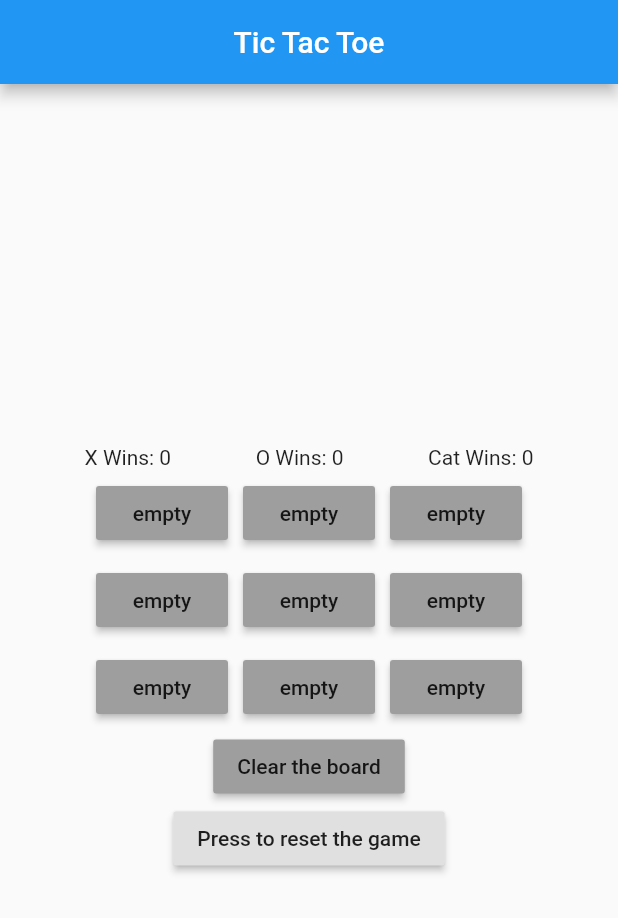
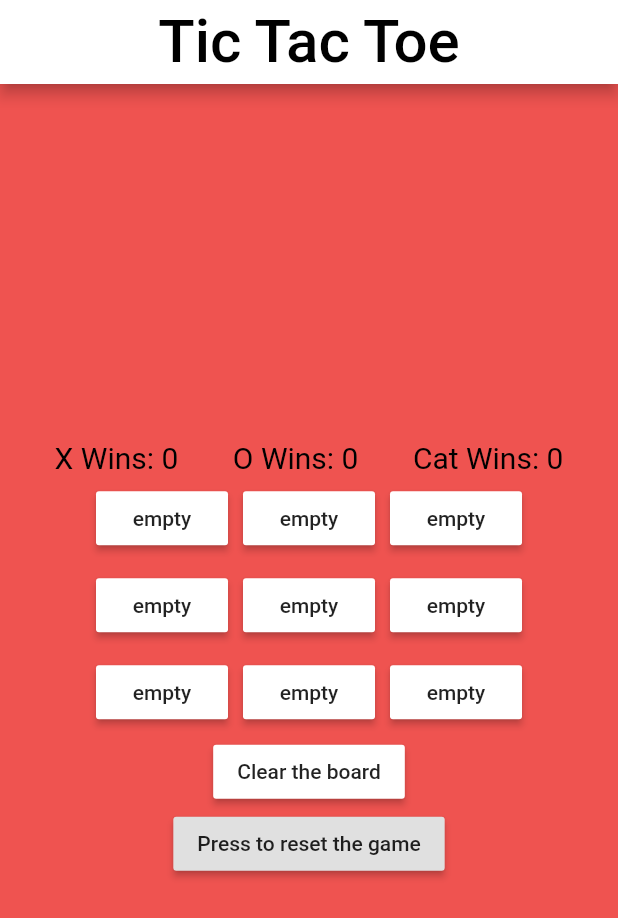
Before and after one commit to JoshDeel/Tic-Tac-Toe, a Flutter app: the screen it shows after launch, on a phone screen of 412 x 824 dp. Shown: the top 918 px of the screen. Run offline on Flutter 3.47's test engine with Material 2 defaults, Android fonts, the phone set to English and light mode, and no system bars.

Commit message:
12-17-20

```diff
--- a/lib/main.dart
+++ b/lib/main.dart
@@ -21,13 +21,13 @@ class Page extends StatefulWidget {
 }
 
 class _Page extends State<Page> {
-
   bool isX = true;
   bool winner = false;
   int turns = 0;
   String player = "X";
-  Color unclickedColor = Colors.grey;
+  Color unclickedColor = Colors.white;
   Color clickedColor = Colors.blue;
+  Color clickedTextColor = Colors.black54;
   int xWins = 0;
   int oWins = 0;
   int catWins = 0;
@@ -199,23 +199,52 @@ class _Page extends State<Page> {
     }
   }
 
+  TextStyle winStrings() {
+    return TextStyle(color: Colors.black, fontSize: 20);
+  }
+
+  Padding button(int btnPos) {
+    return Padding(
+      padding: EdgeInsets.all(5.0),
+      child: RaisedButton(
+        onPressed: isBtnDisabled(btnPos)
+            ? null
+            : () {
+                onPressed(btnPos, this.gameState[btnPos]);
+              },
+        child: Text(this.gameState[btnPos]),
+        color: unclickedColor,
+        disabledColor: clickedColor,
+        disabledTextColor: clickedTextColor,
+      ),
+    );
+  }
+
   @override
   Widget build(BuildContext context) {
     return Scaffold(
         appBar: AppBar(
           title: Center(
-            child: Text('Tic Tac Toe'),
+            child: Text(
+              'Tic Tac Toe',
+              style: TextStyle(
+                color: Colors.black,
+                fontSize: 40,
+              ),
+            ),
           ),
+          backgroundColor: Colors.white,
         ),
+        backgroundColor: Colors.red[400],
         body: new Column(
             mainAxisAlignment: MainAxisAlignment.center,
             children: <Widget>[
               Row(
                 mainAxisAlignment: MainAxisAlignment.spaceEvenly,
                 children: <Widget>[
-                  Text("X Wins: " + xWins.toString()),
-                  Text("O Wins: " + oWins.toString()),
-                  Text("Cat Wins: " + catWins.toString()),
+                  Text("X Wins: " + xWins.toString(), style: winStrings()),
+                  Text("O Wins: " + oWins.toString(), style: winStrings()),
+                  Text("Cat Wins: " + catWins.toString(), style: winStrings()),
                 ],
               ),
               Center(
@@ -225,135 +254,27 @@ class _Page extends State<Page> {
                       crossAxisAlignment: CrossAxisAlignment.center,
                       mainAxisAlignment: MainAxisAlignment.center,
                       children: <Widget>[
-                        Padding(
-                          padding: EdgeInsets.all(5.0),
-                          child: RaisedButton(
-                            onPressed: isBtnDisabled(0)
-                                ? null
-                                : () {
-                                    onPressed(0, this.gameState[0]);
-                                  },
-                            child: Text(this.gameState[0]),
-                            color: unclickedColor,
-                            disabledColor: clickedColor,
-                          ),
-                        ),
-                        Padding(
-                          padding: EdgeInsets.all(5.0),
-                          child: RaisedButton(
-                            onPressed: isBtnDisabled(1)
-                                ? null
-                                : () {
-                                    onPressed(1, this.gameState[1]);
-                                  },
-                            child: Text(this.gameState[1]),
-                            color: unclickedColor,
-                            disabledColor: clickedColor,
-                          ),
-                        ),
-                        Padding(
-                          padding: EdgeInsets.all(5.0),
-                          child: RaisedButton(
-                            onPressed: isBtnDisabled(2)
-                                ? null
-                                : () {
-                                    onPressed(2, this.gameState[2]);
-                                  },
-                            child: Text(this.gameState[2]),
-                            color: unclickedColor,
-                            disabledColor: clickedColor,
-                          ),
-                        ),
+                        button(0),
+                        button(1),
+                        button(2),
                       ],
                     ),
                     Row(
                       crossAxisAlignment: CrossAxisAlignment.center,
                       mainAxisAlignment: MainAxisAlignment.center,
                       children: <Widget>[
-                        Padding(
-                          padding: EdgeInsets.all(5.0),
-                          child: RaisedButton(
-                            onPressed: isBtnDisabled(3)
-                                ? null
-                                : () {
-                                    onPressed(3, this.gameState[3]);
-                                  },
-                            child: Text(this.gameState[3]),
-                            color: unclickedColor,
-                            disabledColor: clickedColor,
-                          ),
-                        ),
-                        Padding(
-                          padding: EdgeInsets.all(5.0),
-                          child: RaisedButton(
-                            onPressed: isBtnDisabled(4)
-                                ? null
-                                : () {
-                                    onPressed(4, this.gameState[4]);
-                                  },
-                            child: Text(this.gameState[4]),
-                            color: unclickedColor,
-                            disabledColor: clickedColor,
-                          ),
-                        ),
-                        Padding(
-                          padding: EdgeInsets.all(5.0),
-                          child: RaisedButton(
-                            onPressed: isBtnDisabled(5)
-                                ? null
-                                : () {
-                                    onPressed(5, this.gameState[5]);
-                                  },
-                            child: Text(this.gameState[5]),
-                            color: unclickedColor,
-                            disabledColor: clickedColor,
-                          ),
-                        ),
+                        button(3),
+                        button(4),
+                        button(5),
                       ],
                     ),
                     Row(
                       crossAxisAlignment: CrossAxisAlignment.center,
                       mainAxisAlignment: MainAxisAlignment.center,
                       children: <Widget>[
-                        Padding(
-                          padding: EdgeInsets.all(5.0),
-                          child: RaisedButton(
-                            onPressed: isBtnDisabled(6)
-                                ? null
-                                : () {
-                                    onPressed(6, this.gameState[6]);
-                                  },
-                            child: Text(this.gameState[6]),
-                            color: unclickedColor,
-                            disabledColor: clickedColor,
-                          ),
-                        ),
-                        Padding(
-                          padding: EdgeInsets.all(5.0),
-                          child: RaisedButton(
-                            onPressed: isBtnDisabled(7)
-                                ? null
-                                : () {
-                                    onPressed(7, this.gameState[7]);
-                                  },
-                            child: Text(this.gameState[7]),
-                            color: unclickedColor,
-                            disabledColor: clickedColor,
-                          ),
-                        ),
-                        Padding(
-                          padding: EdgeInsets.all(5.0),
-                          child: RaisedButton(
-                            onPressed: isBtnDisabled(8)
-                                ? null
-                                : () {
-                                    onPressed(8, this.gameState[8]);
-                                  },
-                            child: Text(this.gameState[8]),
-                            color: unclickedColor,
-                            disabledColor: clickedColor,
-                          ),
-                        ),
+                        button(6),
+                        button(7),
+                        button(8),
                       ],
                     ),
                     ButtonTheme(
```
Also changed, not shown: pubspec.lock.
